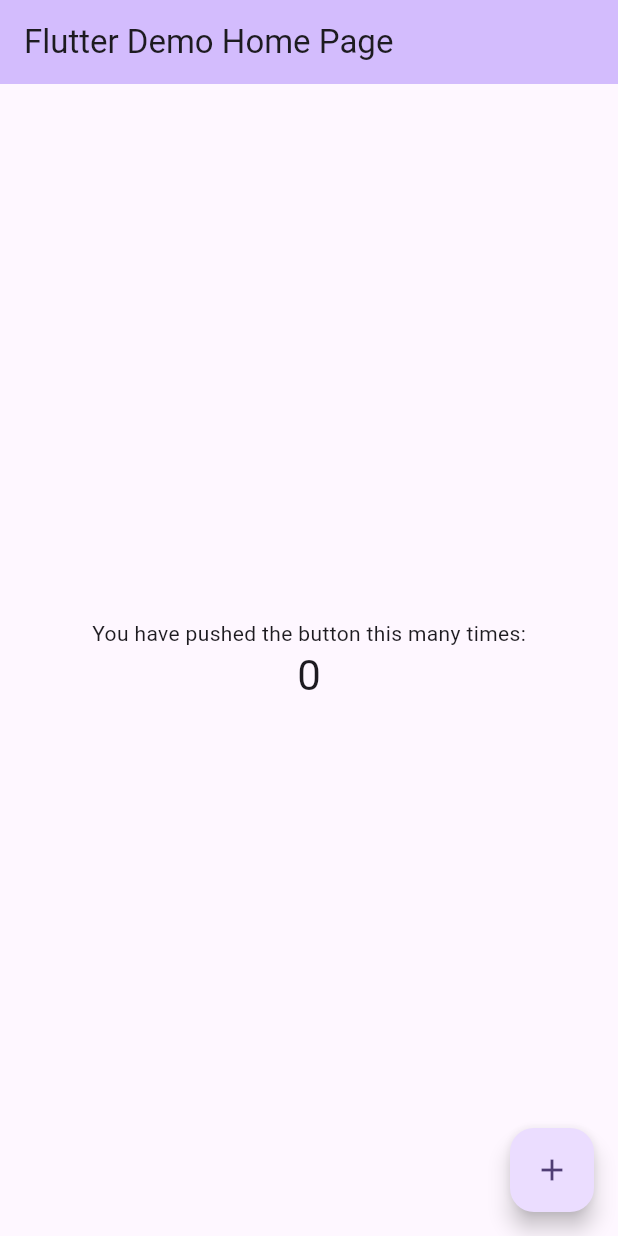
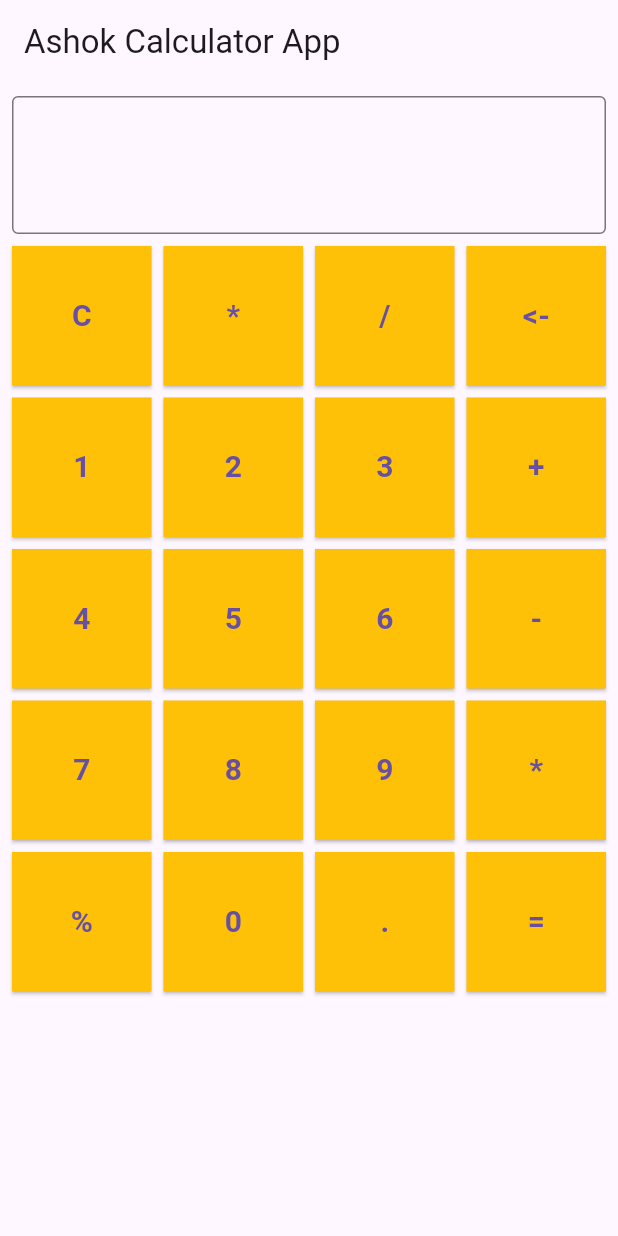
Before and after one commit to bayes-ashok/calculator, a Flutter app: the screen it shows after launch, on a phone screen of 412 x 824 dp. Run offline on Flutter 3.47's test engine with Material 3 defaults, Android fonts, the phone set to English and light mode, and no system bars.

Commit message:
added app main and calculator

```diff
--- /dev/null
+++ b/lib/app.dart
@@ -0,0 +1,21 @@
+import 'package:calculator/view/calculator_view.dart';
+import 'package:flutter/material.dart';
+
+class MyApp extends StatelessWidget {
+  const MyApp({super.key});
+
+  @override
+  Widget build(BuildContext context) {
+    // return const MaterialApp(
+    //   debugShowCheckedModeBanner: false,
+    //   home: ColumnView(),
+    // );
+    return MaterialApp(
+      initialRoute: '/',
+      debugShowCheckedModeBanner: false,
+      routes: {
+        '/': (context) => const CalculatorView(),
+      },
+    );
+  }
+}
--- a/lib/main.dart
+++ b/lib/main.dart
@@ -1,96 +1,8 @@
+import 'package:calculator/app.dart';
 import 'package:flutter/material.dart';
 
 void main() {
-  runApp(const MyApp());
+  runApp(
+    const MyApp(),
+  );
 }
-
-class MyApp extends StatelessWidget {
-  const MyApp({super.key});
-
-  // This widget is the root of your application.
-  @override
-  Widget build(BuildContext context) {
-    return MaterialApp(
-      title: 'Flutter Demo',
-      theme: ThemeData(
-        colorScheme: ColorScheme.fromSeed(seedColor: Colors.deepPurple),
-        useMaterial3: true,
-      ),
-      home: const MyHomePage(title: 'Flutter Demo Home Page'),
-    );
-  }
-}
-
-class MyHomePage extends StatefulWidget {
-  const MyHomePage({super.key, required this.title});
-
-  final String title;
-
-  @override
-  State<MyHomePage> createState() => _MyHomePageState();
-}
-
-class _MyHomePageState extends State<MyHomePage> {
-  int _counter = 0;
-
-  void _incrementCounter() {
-    setState(() {
-      _counter++;
-    });
-  }
-
-  @override
-  Widget build(BuildContext context) {
-    // This method is rerun every time setState is called, for instance as done
-    // by the _incrementCounter method above.
-    //
-    // The Flutter framework has been optimized to make rerunning build methods
-    // fast, so that you can just rebuild anything that needs updating rather
-    // than having to individually change instances of widgets.
-    return Scaffold(
-      appBar: AppBar(
-        // TRY THIS: Try changing the color here to a specific color (to
-        // Colors.amber, perhaps?) and trigger a hot reload to see the AppBar
-        // change color while the other colors stay the same.
-        backgroundColor: Theme.of(context).colorScheme.inversePrimary,
-        // Here we take the value from the MyHomePage object that was created by
-        // the App.build method, and use it to set our appbar title.
-        title: Text(widget.title),
-      ),
-      body: Center(
-        // Center is a layout widget. It takes a single child and positions it
-        // in the middle of the parent.
-        child: Column(
-          // Column is also a layout widget. It takes a list of children and
-          // arranges them vertically. By default, it sizes itself to fit its
-          // children horizontally, and tries to be as tall as its parent.
-          //
-          // Column has various properties to control how it sizes itself and
-          // how it positions its children. Here we use mainAxisAlignment to
-          // center the children vertically; the main axis here is the vertical
-          // axis because Columns are vertical (the cross axis would be
-          // horizontal).
-          //
-          // TRY THIS: Invoke "debug painting" (choose the "Toggle Debug Paint"
-          // action in the IDE, or press "p" in the console), to see the
-          // wireframe for each widget.
-          mainAxisAlignment: MainAxisAlignment.center,
-          children: <Widget>[
-            const Text(
-              'You have pushed the button this many times:',
-            ),
-            Text(
-              '$_counter',
-              style: Theme.of(context).textTheme.headlineMedium,
-            ),
-          ],
-        ),
-      ),
-      floatingActionButton: FloatingActionButton(
-        onPressed: _incrementCounter,
-        tooltip: 'Increment',
-        child: const Icon(Icons.add),
-      ), // This trailing comma makes auto-formatting nicer for build methods.
-    );
-  }
-}
--- /dev/null
+++ b/lib/view/calculator_view.dart
@@ -0,0 +1,100 @@
+import 'package:flutter/material.dart';
+
+class CalculatorView extends StatefulWidget {
+  const CalculatorView({super.key});
+
+  @override
+  State<CalculatorView> createState() => _CalculatorViewState();
+}
+
+class _CalculatorViewState extends State<CalculatorView> {
+  final _textController = TextEditingController();
+  List<String> lstSymbols = [
+    "C",
+    "*",
+    "/",
+    "<-",
+    "1",
+    "2",
+    "3",
+    "+",
+    "4",
+    "5",
+    "6",
+    "-",
+    "7",
+    "8",
+    "9",
+    "*",
+    "%",
+    "0",
+    ".",
+    "=",
+  ];
+
+  final _key = GlobalKey<FormState>();
+  int first = 0;
+  int second = 0;
+  String operation = "";
+
+  @override
+  Widget build(BuildContext context) {
+    return Scaffold(
+      appBar: AppBar(
+        title: const Text('Ashok Calculator App'),
+      ),
+      body: Padding(
+        padding: const EdgeInsets.all(8.0),
+        child: Form(
+          key: _key,
+          child: Column(
+            children: [
+              TextFormField(
+                textDirection: TextDirection.rtl,
+                controller: _textController,
+                decoration: const InputDecoration(
+                  border: OutlineInputBorder(),
+                ),
+                style: const TextStyle(
+                  fontSize: 40,
+                  fontWeight: FontWeight.bold,
+                ),
+              ),
+              const SizedBox(
+                height: 8,
+              ),
+              Expanded(
+                child: GridView.builder(
+                  gridDelegate: const SliverGridDelegateWithFixedCrossAxisCount(
+                    crossAxisCount: 4,
+                    crossAxisSpacing: 8.0,
+                    mainAxisSpacing: 8.0,
+                  ),
+                  itemCount: lstSymbols.length,
+                  itemBuilder: (context, index) {
+                    return ElevatedButton(
+                      style: ElevatedButton.styleFrom(
+                        backgroundColor: Colors.amber,
+                        shape: RoundedRectangleBorder(
+                          borderRadius: BorderRadius.circular(0),
+                        ),
+                      ),
+                      onPressed: () {},
+                      child: Text(
+                        lstSymbols[index],
+                        style: const TextStyle(
+                          fontSize: 20,
+                          fontWeight: FontWeight.bold,
+                        ),
+                      ),
+                    );
+                  },
+                ),
+              ),
+            ],
+          ),
+        ),
+      ),
+    );
+  }
+}
```
